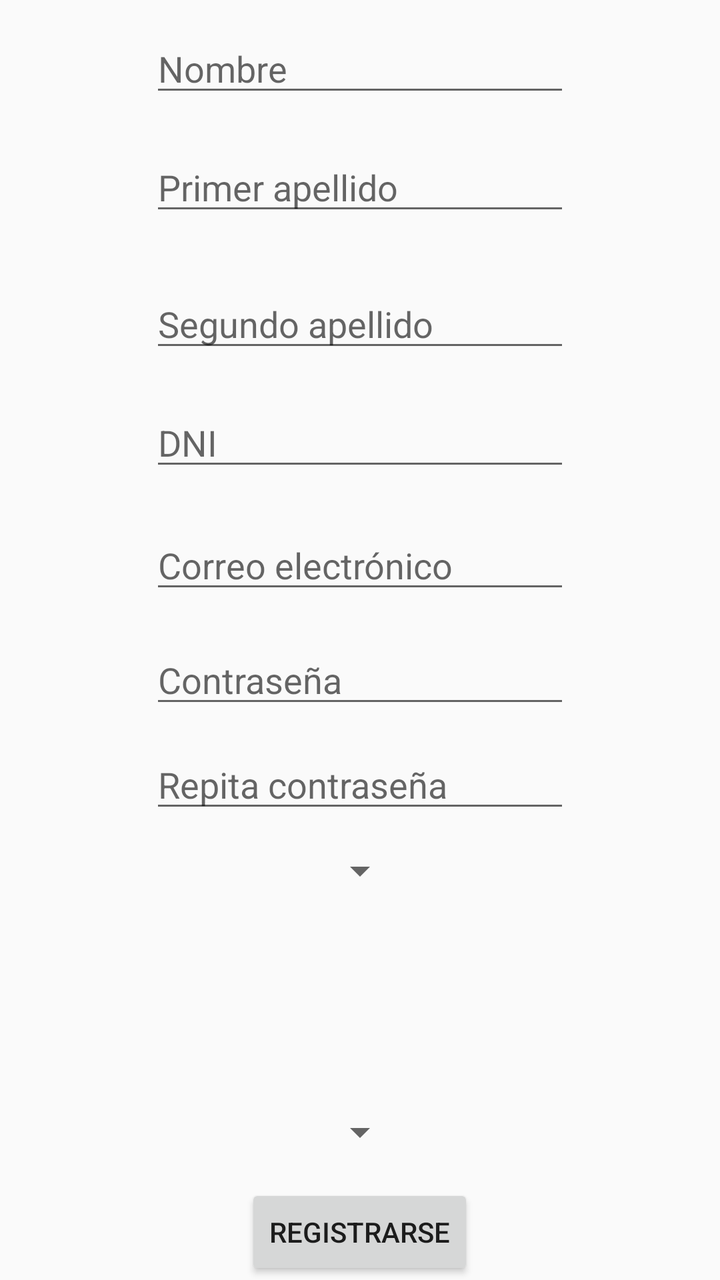
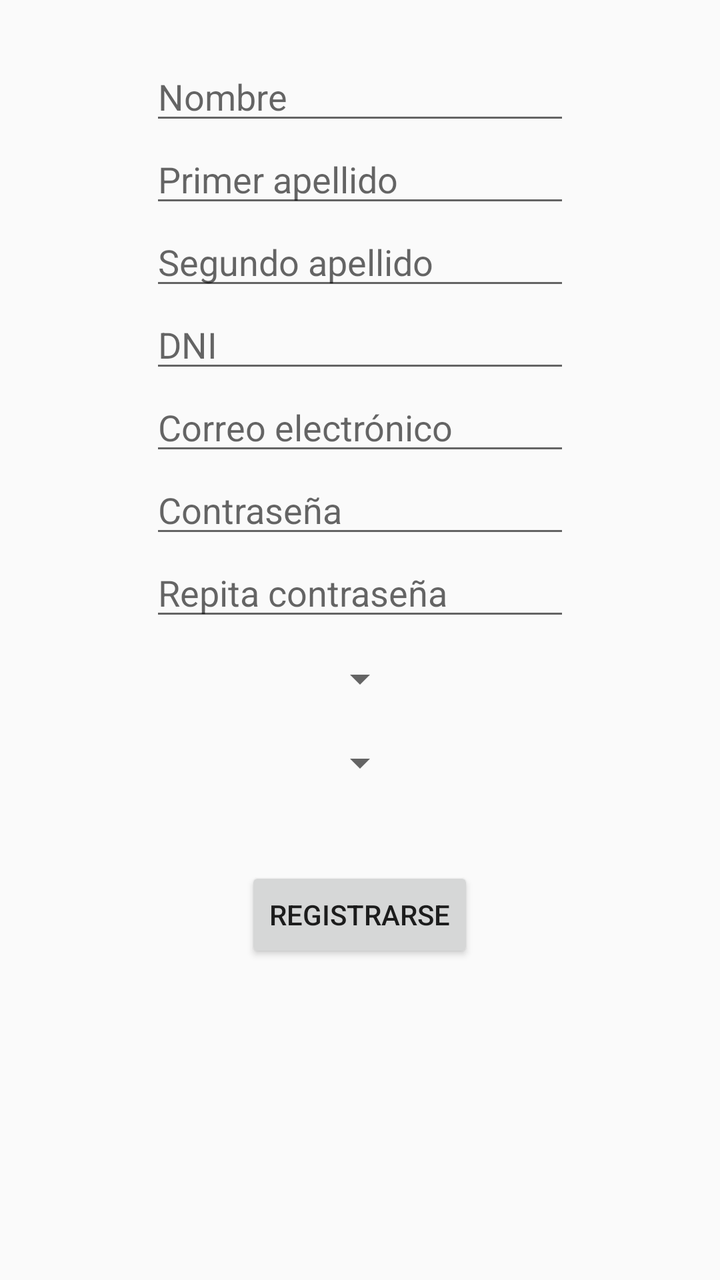

The first picture is an Android layout as it rendered before a commit; the second is the same layout after the commit. The layout source and the unified diff follow.
<!-- AndroidManifest.xml: application theme AppTheme -->
<!-- res/layout/activity_sing_up_new_user.xml -->
<?xml version="1.0" encoding="utf-8"?>
<RelativeLayout xmlns:android="http://schemas.android.com/apk/res/android"
    xmlns:app="http://schemas.android.com/apk/res-auto"
    xmlns:tools="http://schemas.android.com/tools"
    android:layout_width="match_parent"
    android:layout_height="match_parent"
    tools:context="com.pinillos.auxilium.SignUpNewUserActivity">

        <EditText
            android:id="@+id/last_name1_editText"
            android:layout_width="wrap_content"
            android:layout_height="wrap_content"
            android:layout_below="@+id/first_name_editText"
            android:layout_centerHorizontal="true"
            android:layout_marginTop="18dp"
            android:ems="10"
            android:hint="Primer apellido"
            android:inputType="textPersonName" />

    <EditText
        android:id="@+id/first_name_editText"
        android:layout_width="wrap_content"
        android:layout_height="wrap_content"
        android:layout_alignParentTop="true"
        android:layout_centerHorizontal="true"
        android:layout_marginTop="12dp"
        android:ems="10"
        android:hint="Nombre"
        android:inputType="textPersonName" />

        <EditText
            android:id="@+id/email_editText"
            android:layout_width="wrap_content"
            android:layout_height="wrap_content"
            android:layout_alignLeft="@+id/dni_editText"
            android:layout_alignStart="@+id/dni_editText"
            android:layout_below="@+id/dni_editText"
            android:layout_marginTop="20dp"
            android:ems="10"
            android:hint="Correo electrónico"
            android:inputType="textEmailAddress" />

        <EditText
            android:id="@+id/dni_editText"
            android:layout_width="wrap_content"
            android:layout_height="wrap_content"
            android:layout_below="@+id/last_name2_editText"
            android:layout_centerHorizontal="true"
            android:layout_marginTop="18dp"
            android:ems="10"
            android:hint="DNI"
            android:inputType="textPersonName" />

        <EditText
            android:id="@+id/last_name2_editText"
            android:layout_width="wrap_content"
            android:layout_height="wrap_content"
            android:layout_alignEnd="@+id/last_name1_editText"
            android:layout_alignRight="@+id/last_name1_editText"
            android:layout_below="@+id/last_name1_editText"
            android:layout_marginTop="27dp"
            android:ems="10"
            android:hint="Segundo apellido"
            android:inputType="textPersonName" />

    <Spinner
        android:id="@+id/spinnerGroup"
        android:layout_width="wrap_content"
        android:layout_height="wrap_content"
        android:layout_below="@+id/password2_editText"
        android:layout_centerHorizontal="true"
        android:layout_marginTop="12dp" />

        <EditText
            android:id="@+id/password1_editText"
            android:layout_width="wrap_content"
            android:layout_height="wrap_content"
            android:layout_alignLeft="@+id/email_editText"
            android:layout_alignStart="@+id/email_editText"
            android:layout_below="@+id/email_editText"
            android:layout_marginTop="16dp"
            android:ems="10"
            android:hint="Contraseña"
            android:inputType="textPassword" />

        <EditText
            android:id="@+id/password2_editText"
            android:layout_width="wrap_content"
            android:layout_height="wrap_content"
            android:layout_below="@+id/password1_editText"
            android:layout_centerHorizontal="true"
            android:layout_marginTop="11dp"
            android:ems="10"
            android:hint="Repita contraseña"
            android:inputType="textPassword" />

    <Button
        android:id="@+id/signUp_button"
        android:layout_width="wrap_content"
        android:layout_height="wrap_content"
        android:layout_alignParentBottom="true"
        android:layout_centerHorizontal="true"
        android:onClick="singUpNewUser"
        android:text="Registrarse" />

    <Spinner
        android:id="@+id/spinnerCategory"
        android:layout_width="wrap_content"
        android:layout_height="wrap_content"
        android:layout_above="@+id/signUp_button"
        android:layout_alignLeft="@+id/spinnerGroup"
        android:layout_alignStart="@+id/spinnerGroup"
        android:layout_marginBottom="14dp" />

</RelativeLayout>
<!-- resources referenced by this layout -->
<resources>
  <style name="AppTheme" parent="Theme.AppCompat.Light.DarkActionBar">
          
          <item name="colorPrimary">@color/colorPrimary</item>
          <item name="colorPrimaryDark">@color/colorPrimaryDark</item>
          <item name="colorAccent">@color/colorAccent</item>
          <item name="windowActionBar">false</item>
          <item name="windowNoTitle">true</item>
  
      </style>
  <color name="colorPrimary">#FF0000</color>
  <color name="colorPrimaryDark">#3755ff</color>
  <color name="colorAccent">#FF4081</color>
</resources>

<!-- the commit's change to res/layout/activity_sing_up_new_user.xml (unified diff, before → after) -->
@@ -1,32 +1,43 @@
 <?xml version="1.0" encoding="utf-8"?>
-<RelativeLayout xmlns:android="http://schemas.android.com/apk/res/android"
+<android.support.constraint.ConstraintLayout xmlns:android="http://schemas.android.com/apk/res/android"
     xmlns:app="http://schemas.android.com/apk/res-auto"
     xmlns:tools="http://schemas.android.com/tools"
     android:layout_width="match_parent"
     android:layout_height="match_parent"
     tools:context="com.pinillos.auxilium.SignUpNewUserActivity">
 
+    <ScrollView
+        android:layout_width="match_parent"
+        android:layout_height="match_parent"
+        android:layout_alignParentBottom="true">
+
+        <RelativeLayout
+            android:layout_width="match_parent"
+            android:layout_height="wrap_content"
+            android:orientation="vertical">
+
+            <EditText
+                android:id="@+id/last_name1_editText"
+                android:layout_width="wrap_content"
+                android:layout_height="wrap_content"
+                android:layout_alignLeft="@+id/dni_editText"
+                android:layout_alignStart="@+id/dni_editText"
+                android:layout_below="@+id/first_name_editText"
+                android:ems="10"
+                android:hint="Primer apellido"
+                android:inputType="textPersonName" />
+
         <EditText
-            android:id="@+id/last_name1_editText"
+            android:id="@+id/first_name_editText"
             android:layout_width="wrap_content"
             android:layout_height="wrap_content"
-            android:layout_below="@+id/first_name_editText"
-            android:layout_centerHorizontal="true"
-            android:layout_marginTop="18dp"
+            android:layout_alignLeft="@+id/last_name1_editText"
+            android:layout_alignParentTop="true"
+            android:layout_alignStart="@+id/last_name1_editText"
+            android:layout_marginTop="26dp"
             android:ems="10"
-            android:hint="Primer apellido"
+            android:hint="Nombre"
             android:inputType="textPersonName" />
-
-    <EditText
-        android:id="@+id/first_name_editText"
-        android:layout_width="wrap_content"
-        android:layout_height="wrap_content"
-        android:layout_alignParentTop="true"
-        android:layout_centerHorizontal="true"
-        android:layout_marginTop="12dp"
-        android:ems="10"
-        android:hint="Nombre"
-        android:inputType="textPersonName" />
 
         <EditText
             android:id="@+id/email_editText"
@@ -35,7 +46,6 @@
             android:layout_alignLeft="@+id/dni_editText"
             android:layout_alignStart="@+id/dni_editText"
             android:layout_below="@+id/dni_editText"
-            android:layout_marginTop="20dp"
             android:ems="10"
             android:hint="Correo electrónico"
             android:inputType="textEmailAddress" />
@@ -44,9 +54,9 @@
             android:id="@+id/dni_editText"
             android:layout_width="wrap_content"
             android:layout_height="wrap_content"
+            android:layout_alignLeft="@+id/password2_editText"
+            android:layout_alignStart="@+id/password2_editText"
             android:layout_below="@+id/last_name2_editText"
-            android:layout_centerHorizontal="true"
-            android:layout_marginTop="18dp"
             android:ems="10"
             android:hint="DNI"
             android:inputType="textPersonName" />
@@ -55,21 +65,20 @@
             android:id="@+id/last_name2_editText"
             android:layout_width="wrap_content"
             android:layout_height="wrap_content"
-            android:layout_alignEnd="@+id/last_name1_editText"
-            android:layout_alignRight="@+id/last_name1_editText"
+            android:layout_alignLeft="@+id/last_name1_editText"
+            android:layout_alignStart="@+id/last_name1_editText"
             android:layout_below="@+id/last_name1_editText"
-            android:layout_marginTop="27dp"
             android:ems="10"
             android:hint="Segundo apellido"
             android:inputType="textPersonName" />
 
-    <Spinner
-        android:id="@+id/spinnerGroup"
-        android:layout_width="wrap_content"
-        android:layout_height="wrap_content"
-        android:layout_below="@+id/password2_editText"
-        android:layout_centerHorizontal="true"
-        android:layout_marginTop="12dp" />
+        <Spinner
+            android:id="@+id/spinnerGroup"
+            android:layout_width="wrap_content"
+            android:layout_height="wrap_content"
+            android:layout_below="@+id/password2_editText"
+            android:layout_centerHorizontal="true"
+            android:layout_marginTop="12dp" />
 
         <EditText
             android:id="@+id/password1_editText"
@@ -78,7 +87,6 @@
             android:layout_alignLeft="@+id/email_editText"
             android:layout_alignStart="@+id/email_editText"
             android:layout_below="@+id/email_editText"
-            android:layout_marginTop="16dp"
             android:ems="10"
             android:hint="Contraseña"
             android:inputType="textPassword" />
@@ -89,27 +97,31 @@
             android:layout_height="wrap_content"
             android:layout_below="@+id/password1_editText"
             android:layout_centerHorizontal="true"
-            android:layout_marginTop="11dp"
             android:ems="10"
             android:hint="Repita contraseña"
             android:inputType="textPassword" />
 
-    <Button
-        android:id="@+id/signUp_button"
-        android:layout_width="wrap_content"
-        android:layout_height="wrap_content"
-        android:layout_alignParentBottom="true"
-        android:layout_centerHorizontal="true"
-        android:onClick="singUpNewUser"
-        android:text="Registrarse" />
+        <Button
+            android:id="@+id/signUp_button"
+            android:layout_width="wrap_content"
+            android:layout_height="wrap_content"
+            android:layout_below="@+id/spinnerCategory"
+            android:layout_centerHorizontal="true"
+            android:layout_marginTop="40dp"
+            android:onClick="singUpNewUser"
+            android:text="Registrarse" />
 
-    <Spinner
-        android:id="@+id/spinnerCategory"
-        android:layout_width="wrap_content"
-        android:layout_height="wrap_content"
-        android:layout_above="@+id/signUp_button"
-        android:layout_alignLeft="@+id/spinnerGroup"
-        android:layout_alignStart="@+id/spinnerGroup"
-        android:layout_marginBottom="14dp" />
+        <Spinner
+            android:id="@+id/spinnerCategory"
+            android:layout_width="wrap_content"
+            android:layout_height="wrap_content"
+            android:layout_alignLeft="@+id/spinnerGroup"
+            android:layout_alignStart="@+id/spinnerGroup"
+            android:layout_below="@+id/spinnerGroup"
+            android:layout_marginTop="18dp" />
+        </RelativeLayout>
 
-</RelativeLayout>
+    </ScrollView>
+
+
+</android.support.constraint.ConstraintLayout>
